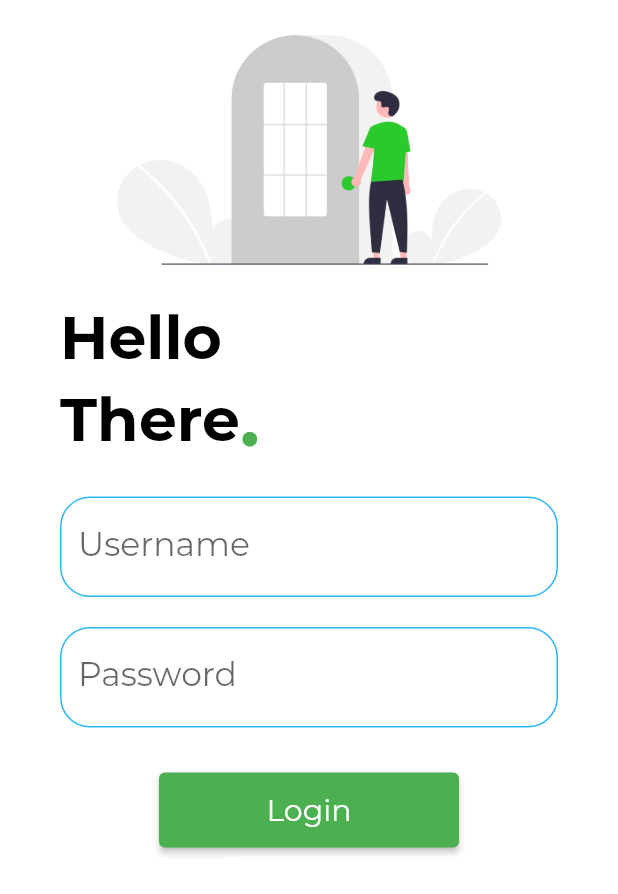
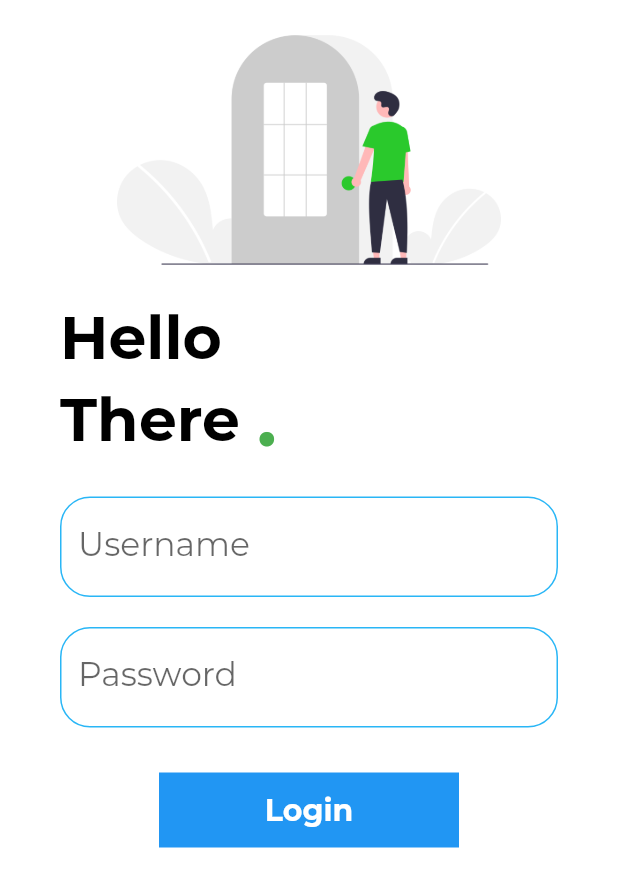
Before and after one commit to ShubhamDalvi1999/FlutterLoginPage, a Flutter app: the screen it shows after launch, on a phone screen of 412 x 824 dp. Shown: the top 894 px of the screen. Run offline on Flutter 3.47's test engine with Material 2 defaults, Android fonts, the phone set to English and light mode, and no system bars.

Commit message:
StatefulWidgetAdded and Login to Home transition edit done

```diff
--- a/lib/pages/login_page.dart
+++ b/lib/pages/login_page.dart
@@ -1,14 +1,66 @@
+import 'dart:ui';
+
 import 'package:catelogeapp/utils/routes.dart';
 import "package:flutter/material.dart";
 
-class LoginPage extends StatelessWidget {
+class LoginPage extends StatefulWidget {
+  @override
+  _LoginPageState createState() => _LoginPageState();
+}
+
+class _LoginPageState extends State<LoginPage> {
+
+  String name="";
+  bool changeButton=false;
 
   @override
   Widget build(BuildContext context) {
-    return Scaffold(
-      body: Container(
+    return changeButton?
+    Scaffold(
+      backgroundColor: Colors.blue,
+      body:
+      Column(
+        children:[
+        Container(
+          width: MediaQuery.of(context).size.width,
+          height: (MediaQuery.of(context).size.height)/2,
+          child:
+                Align(
+                  alignment: Alignment.bottomCenter,
+                  child: Text("Logged In",
+                          style: TextStyle(
+                            fontSize: 50.0,
+                            fontWeight: FontWeight.bold,
+                            color: Colors.white
+                          ),
+                          textAlign: TextAlign.center,
+                    ),
+                ),
+                  ),
+        Container(
+          width: MediaQuery.of(context).size.width,
+          height: (MediaQuery.of(context).size.height)/2,
+          child:
+            Align(
+              alignment: Alignment.topCenter,
+              child: Icon(
+                    Icons.done,
+                    size: 90.0,
                     color: Colors.white,
-        child: Column(
+                    ),
+            ),
+
+              ),
+        ]
+      )
+      )
+
+    :Scaffold(
+      body:
+      Container(
+        color: Colors.white,
+        child:
+        Column(
           crossAxisAlignment: CrossAxisAlignment.center,
           children: [
             Row(
@@ -39,7 +91,7 @@ class LoginPage extends StatelessWidget {
               children: [
                 Container(
                   padding: const EdgeInsets.fromLTRB(40.0, 0.0, 0.0, 0.0),
-                  child: Text("There",
+                  child: Text("There $name",
                   style: TextStyle(
                     fontSize: 40.0,
                     fontWeight: FontWeight.bold,
@@ -67,6 +119,13 @@ class LoginPage extends StatelessWidget {
               child: Column(
                 children: [
                   TextFormField(
+
+                    onChanged: (value){
+                      name=value;
+                      setState(() {
+
+                      });
+                    },
                     style: TextStyle(
                       fontSize:22,
                       fontFamily: 'Montserrat',
@@ -118,24 +177,51 @@ class LoginPage extends StatelessWidget {
             SizedBox(
               height:30
             ),
-            ElevatedButton(
-              onPressed:(){
+            InkWell(
+              onTap: ()async{
+                setState(() {
+                  changeButton=true;
+                });
+                await Future.delayed(Duration(seconds: 1));
                 Navigator.pushNamed(context, MyRoutes.HomeRoute);
               },
-              style: TextButton.styleFrom(
-                minimumSize: Size(200, 50),
-                backgroundColor: Colors.green
+              child: AnimatedContainer(
+                duration: Duration(milliseconds:56),
+                width: 200,
+                height: 50,
+                alignment: Alignment.center,
+                decoration: BoxDecoration(
+                  //shape: changeButton ? BoxShape.circle :BoxShape.rectangle,
+                  color: Colors.blue,
+                  //borderRadius: BorderRadius.circular(8),
                 ),
-              child:Text(
+                //changeButton ? Icon(Icons.done,color: Colors.white,):
+                child: Text(
                   "Login",
                   style: TextStyle(
                     fontSize: 20,
+                    fontWeight: FontWeight.bold,
                     color: Colors.white,
                   ),
                 ),
-
-
+              ),
             )
+            // ElevatedButton(
+            //   onPressed:(){
+            //     Navigator.pushNamed(context, MyRoutes.HomeRoute);
+            //     },
+            //   style: TextButton.styleFrom(
+            //     minimumSize: Size(200, 50),
+            //     backgroundColor: Colors.green
+            //   ),
+            //   child:Text(
+            //   "Login",
+            //   style: TextStyle(
+            //   fontSize: 20,
+            //   color: Colors.white,
+            //   ),
+            //  ),
+            // )
           ],
         ),
       ),
```
Lines whose indentation alone changed are shown as unchanged.
